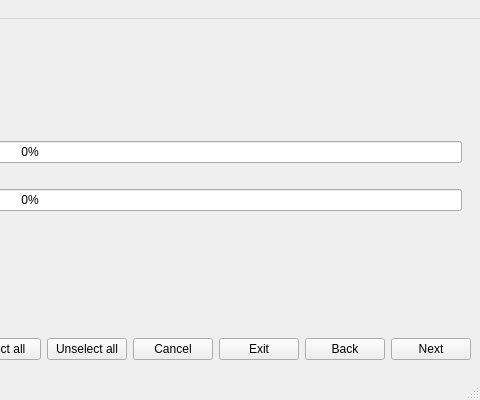
First picture: the form in src/mainwindow.ui, repository jonaski/sqlrestore, before the edit; both pictures show x 420 to 900 and y 0 to 400 of the 900 by 400 pixel window.
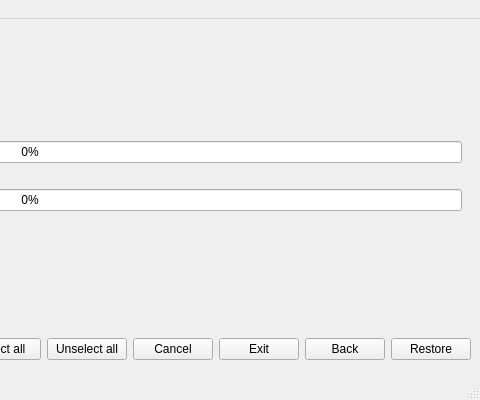
Second picture: the form after the edit. Icons and pictures are not drawn. Custom widgets are drawn as their Qt base class.

Commit message: Change next button title to restore

The edit to the form file:
```diff
--- a/src/mainwindow.ui
+++ b/src/mainwindow.ui
@@ -212,7 +212,7 @@
       <item>
        <widget class="QPushButton" name="button_next">
         <property name="text">
-         <string>Next</string>
+         <string>Restore</string>
         </property>
        </widget>
       </item>
```
